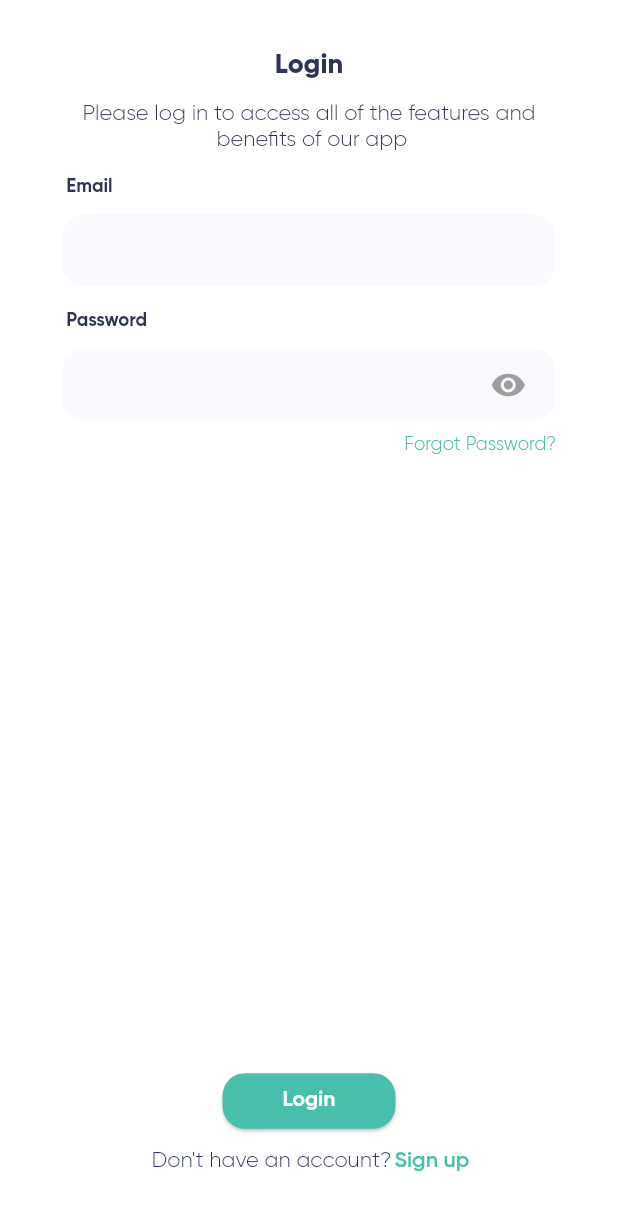
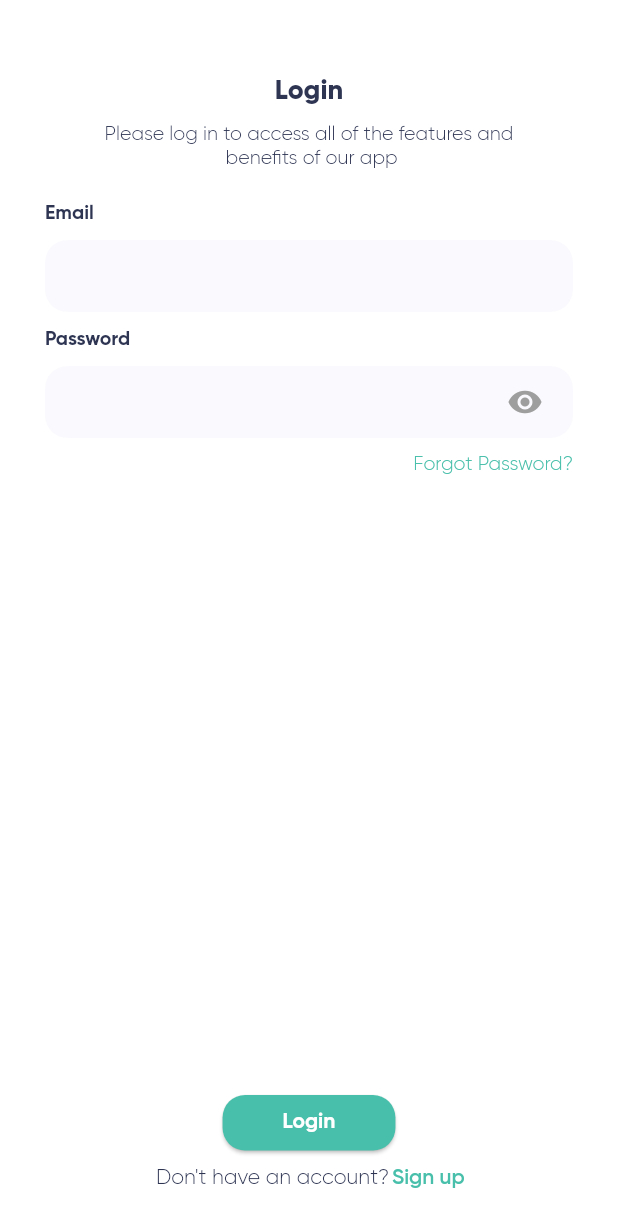
Before and after one commit to woynshetb/sharble, a Flutter app: the LoginPage screen opened directly, on a phone screen of 412 x 824 dp. Shown: the top 1227 px of the screen. Run offline on Flutter 3.47's test engine with Material 2 defaults, Android fonts, the phone set to English and light mode, and no system bars; our stand-ins replace adaptive_theme, basic_utils, flutter_svg, image_picker, pin_code_fields; missing offline and left inert: inspection.

Commit message:
Finish login page

```diff
--- a/lib/pages/login/login.page.dart
+++ b/lib/pages/login/login.page.dart
@@ -18,52 +18,46 @@ class _LoginPageState extends State<LoginPage> {
   Widget build(BuildContext context) {
     Size deviceSize = MediaQuery.of(context).size;
     TextEditingController email = TextEditingController();
-    return SafeArea(
-      child: Scaffold(
-        body: Padding(
-          padding: EdgeInsets.only(
-              left: deviceSize.width * 0.1,
-              right: deviceSize.width * 0.1,
-              bottom: deviceSize.width * 0.1),
+    return Scaffold(
+      body: SafeArea(
+        child: Padding(
+          padding: EdgeInsets.only(left: 30, right: 30, bottom: 30, top: 50),
           child: Column(
             crossAxisAlignment: CrossAxisAlignment.center,
             mainAxisAlignment: MainAxisAlignment.spaceBetween,
             children: [
               Column(
                 children: [
-                  SizedBox(
-                    height: deviceSize.height * 0.04,
-                  ),
-                  CustomAppbar(
+                  const CustomAppbar(
                     title: "Login",
                     showLeading: false,
                   ),
-                  SizedBox(
-                    height: deviceSize.height * 0.015,
+                  const SizedBox(
+                    height: 10,
                   ),
-                  Text(
+                  const Text(
                     "Please log in to access all of the features and \n benefits of our app",
                     textAlign: TextAlign.center,
-                    style: TextStyle(fontSize: deviceSize.width * 0.035),
+                    style: TextStyle(
+                      fontSize: 13,
+                    ),
                   ),
-                  SizedBox(
-                    height: deviceSize.height * 0.015,
+                const  SizedBox(
+                    height:20,
                   ),
                   Container(
                     alignment: Alignment.topLeft,
-                    padding: const EdgeInsets.all(3.0),
+                    // padding: const EdgeInsets.all(3.0),
                     child: Text(
                       "Email",
                       style: TextStyle(
                         color: Theme.of(context).textTheme.bodyText1!.color,
                         fontWeight: FontWeight.w700,
-                        fontSize: deviceSize.width * 0.03,
+                        fontSize: 13,
                       ),
                     ),
                   ),
-                  SizedBox(
-                    height: deviceSize.height * 0.01,
-                  ),
+                  const SizedBox(height: 10),
                   DefaultField(
                     keyboardType: TextInputType.emailAddress,
                     textEditingController: email,
@@ -72,23 +66,21 @@ class _LoginPageState extends State<LoginPage> {
                     onTap: () {},
                     validator: (value) => FormValidator.validateEmail(value!),
                   ),
-                  SizedBox(
-                    height: deviceSize.height * 0.015,
-                  ),
+                  const SizedBox(height: 10),
                   Container(
                     alignment: Alignment.topLeft,
-                    padding: const EdgeInsets.all(3.0),
+                    //  padding: const EdgeInsets.all(3.0),
                     child: Text(
                       "Password",
                       style: TextStyle(
                         color: Theme.of(context).textTheme.bodyText1!.color,
                         fontWeight: FontWeight.w700,
-                        fontSize: deviceSize.width * 0.03,
+                        fontSize: 13,
                       ),
                     ),
                   ),
-                  SizedBox(
-                    height: deviceSize.height * 0.01,
+                  const SizedBox(
+                    height: 10,
                   ),
                   DefaultField(
                     keyboardType: TextInputType.emailAddress,
@@ -100,7 +92,7 @@ class _LoginPageState extends State<LoginPage> {
                     validator: (value) => FormValidator.validateEmail(value!),
                   ),
                   SizedBox(
-                    height: deviceSize.height * 0.01,
+                    height: 10,
                   ),
                   Align(
                     alignment: Alignment.topRight,
@@ -111,10 +103,10 @@ class _LoginPageState extends State<LoginPage> {
                             MaterialPageRoute(
                                 builder: (context) => ForgotPasswordPage()));
                       },
-                      child: Text(
+                      child: const Text(
                         "Forgot Password?",
                         style: TextStyle(
-                          fontSize: deviceSize.width * 0.03,
+                          fontSize: 13,
                           color: Color(
                             0xff48BFAA,
                           ),
@@ -129,20 +121,25 @@ class _LoginPageState extends State<LoginPage> {
                   Align(
                     alignment: Alignment.bottomCenter,
                     child: GreenPostitve(
-                      onPressed: () {},
+                      onPressed: () {
+
+
+                      },
                       title: "Login",
                     ),
                   ),
-                  SizedBox(
-                    height: deviceSize.height * 0.015,
+                  const SizedBox(
+                    height: 10,
                   ),
                   Row(
                     mainAxisAlignment: MainAxisAlignment.center,
                     children: [
-                      Text(
+                     const Text(
                         "Don't have an account? ",
                         textAlign: TextAlign.center,
-                        style: TextStyle(fontSize: deviceSize.width * 0.035),
+                        style: TextStyle(
+                          fontSize: 14,
+                        ),
                       ),
                       InkWell(
                         onTap: () {
@@ -151,11 +148,11 @@ class _LoginPageState extends State<LoginPage> {
                               MaterialPageRoute(
                                   builder: (context) => SignupPage()));
                         },
-                        child: Text(
+                        child: const Text(
                           "Sign up",
                           textAlign: TextAlign.center,
                           style: TextStyle(
-                              fontSize: deviceSize.width * 0.035,
+                              fontSize: 14,
                               fontWeight: FontWeight.w600,
                               color: Color(0xff48BFAA)),
                         ),
```
Also changed, not shown: lib/pages/forgot_password/forgot_password.page.dart (+16 -32 lines), lib/pages/reset_password/reset_password.page.dart (added, +107 -0 lines), lib/pages/verify/verify.page.dart (+96 -14 lines).
